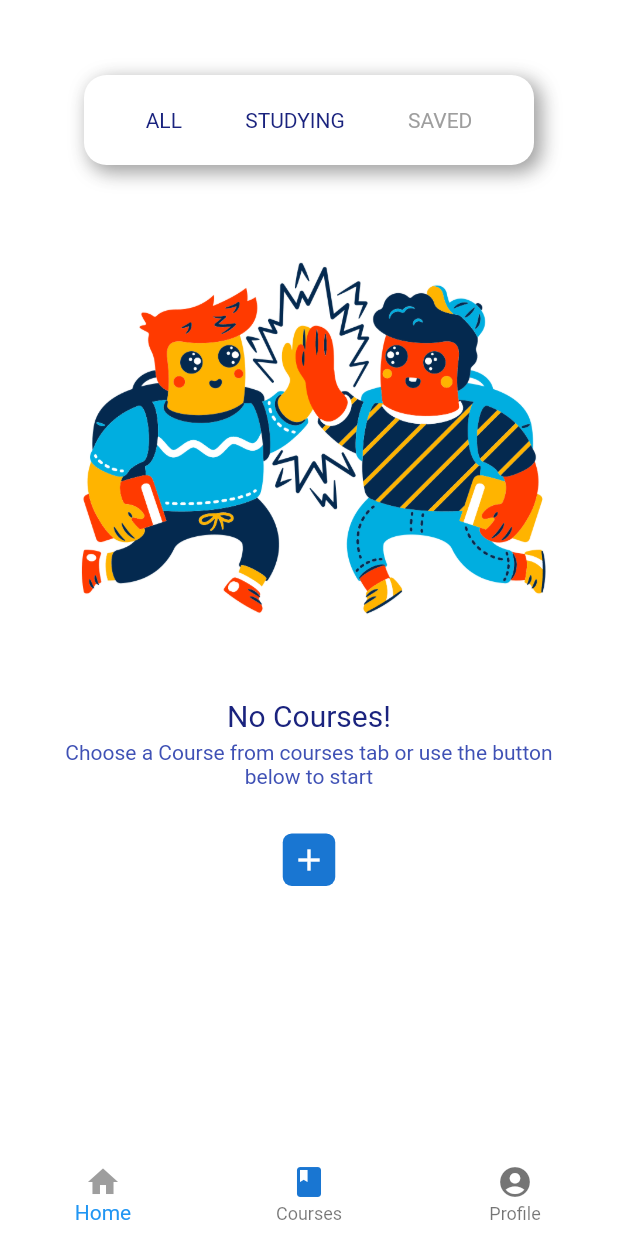
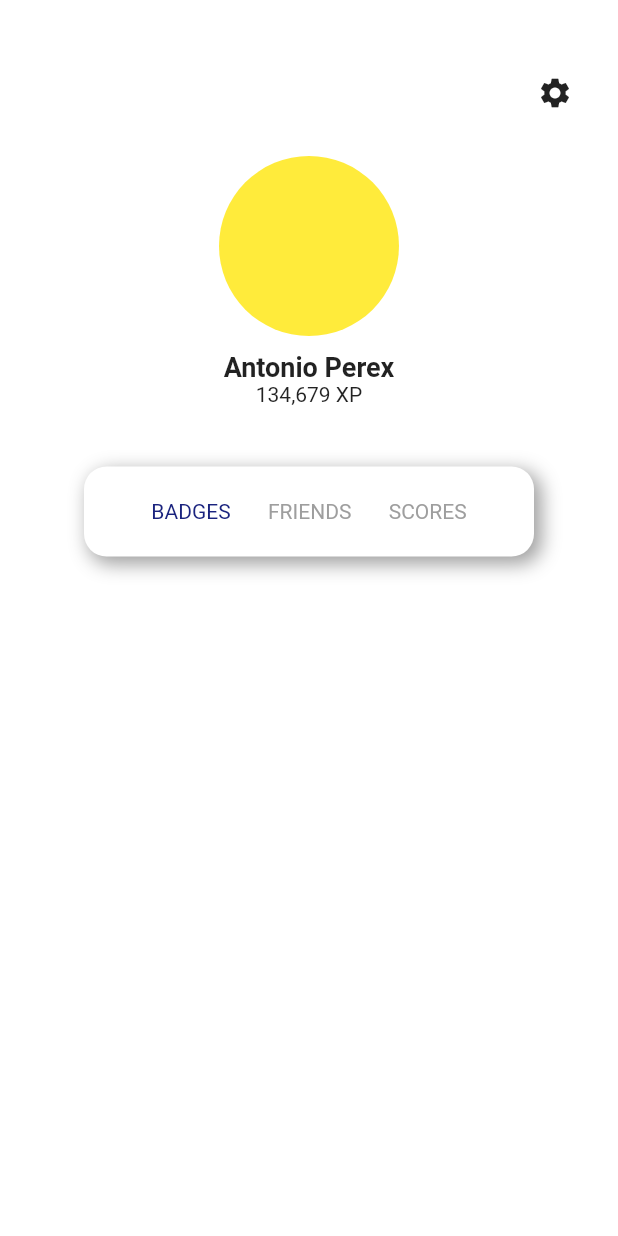
Before and after one commit to kutigbolahan/Flutter-Ui-Courses, a Flutter app: the screen it shows after launch, on a phone screen of 412 x 824 dp. Run offline on Flutter 3.47's test engine with Material 2 defaults, Android fonts, the light colour scheme and no system bars.

Commit message:
Changes to be committed:

```diff
--- a/lib/main.dart
+++ b/lib/main.dart
@@ -1,4 +1,5 @@
 import 'package:courses/homepage.dart';
+import 'package:courses/secondpage.dart';
 import 'package:flutter/material.dart';
 
 void main() {
@@ -17,7 +18,7 @@ class MyApp extends StatelessWidget {
 
         visualDensity: VisualDensity.adaptivePlatformDensity,
       ),
-      home: MyHomePage(),
+      home: ProfilePage(),
     );
   }
 }
--- /dev/null
+++ b/lib/secondpage.dart
@@ -0,0 +1,62 @@
+import 'package:flutter/cupertino.dart';
+import 'package:flutter/material.dart';
+
+class ProfilePage extends StatelessWidget {
+  @override
+  Widget build(BuildContext context) {
+    return Scaffold(
+      backgroundColor: Colors.white,
+      body: Column(
+        children: <Widget>[
+          Padding(
+            padding: const EdgeInsets.only(top:50.0, right: 30),
+            child: Row(
+              mainAxisAlignment: MainAxisAlignment.end,
+              children: <Widget>[
+                Icon(Icons.settings)
+              ],
+            ),
+          ),
+          SizedBox(height: 30),
+          CircleAvatar(
+            backgroundColor: Colors.yellow,
+            foregroundColor: Colors.white,
+            radius: 60,
+          ),
+          SizedBox(height: 10),
+          Text('Antonio Perex', style:TextStyle(
+            fontWeight: FontWeight.bold,
+            fontSize: 18
+          )),
+          Text('134,679 XP'),
+          SizedBox(height: 40),
+          Container(
+              width: 300,
+              height: 60,
+              padding: EdgeInsets.all(20),
+              decoration: BoxDecoration(
+                  color: Colors.white,
+                  borderRadius: BorderRadius.circular(15),
+                  boxShadow: [
+                    BoxShadow(
+                        color: Colors.grey,
+                        blurRadius: 10.0,
+                        offset: Offset(4.0, 4.0),
+                        spreadRadius: 1.0)
+                  ]),
+              child: Row(
+                mainAxisAlignment: MainAxisAlignment.spaceEvenly,
+                children: <Widget>[
+                  Text('BADGES', style: TextStyle(color: Colors.indigo[900]),),
+
+                  Text('FRIENDS',style: TextStyle(color: Colors.grey),),
+
+                  Text('SCORES',style: TextStyle(color: Colors.grey),),
+                ],
+              ),
+            ),
+        ],
+      ),
+    );
+  }
+}
```
